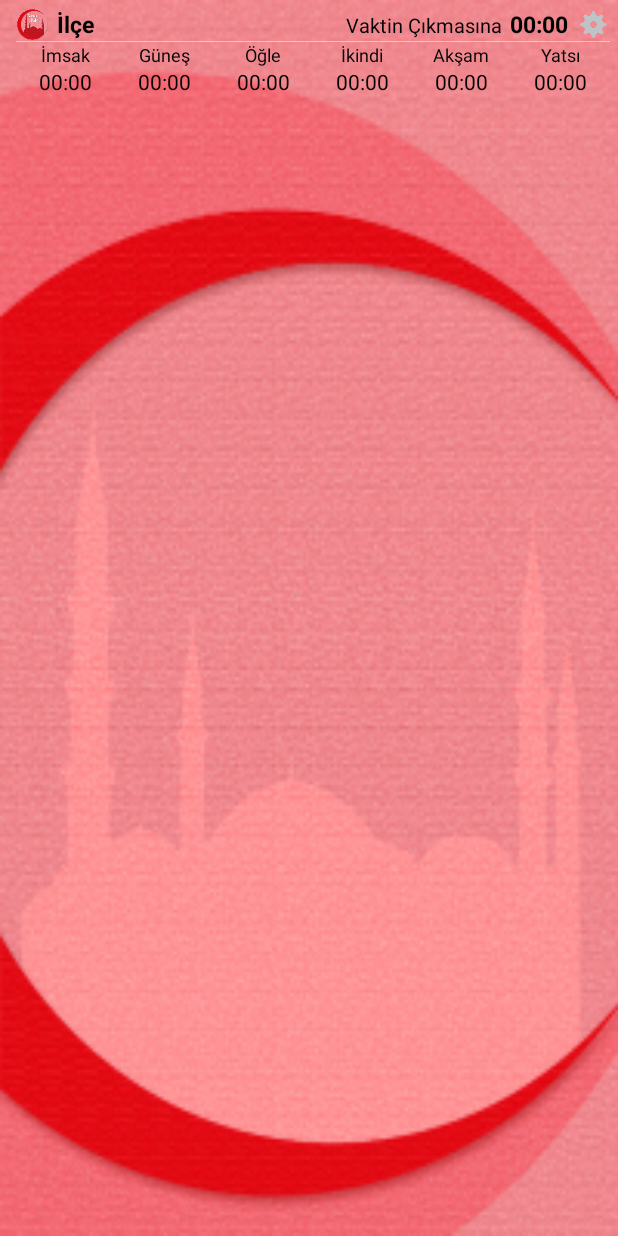
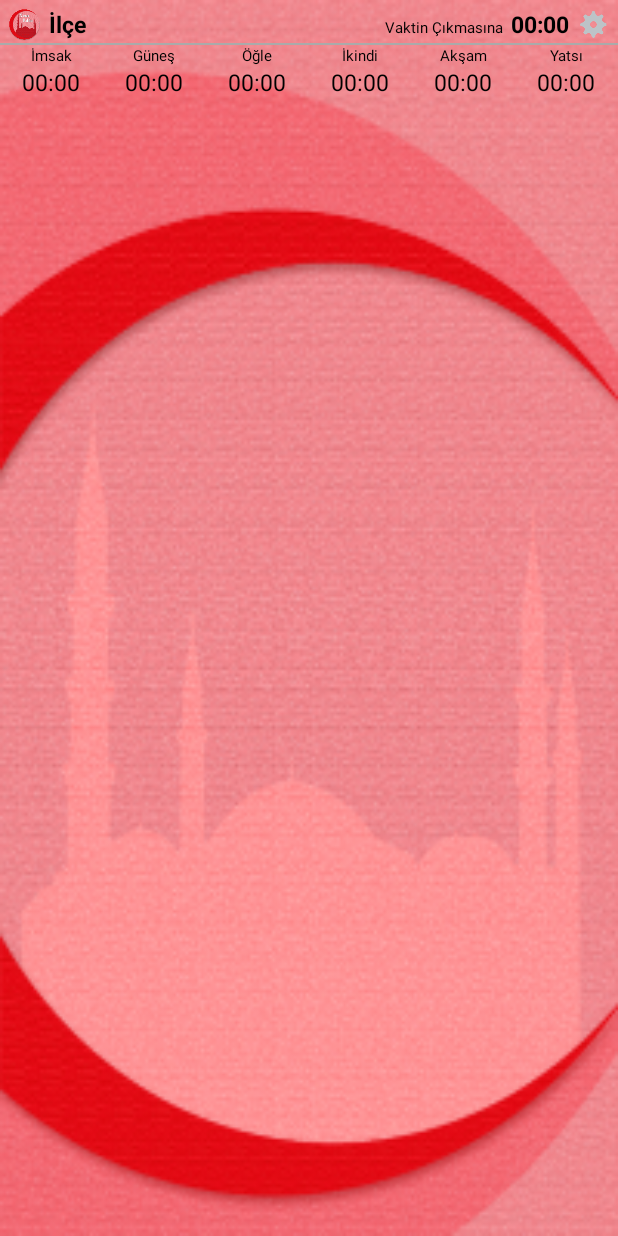
Before and after one commit to sekmenhuseyin/AndroidNamazVaktim, an Android app: the layout notification.xml on its own in the app's theme, with its tools: preview values and no code run, on a phone screen of 412 x 824 dp. Run offline under Robolectric (Android 15) with nearby library versions, the phone set to English and light mode, and no system bars.

Commit message:
24.02.2016: notification design finished

```diff
--- a/app/src/main/AndroidManifest.xml
+++ b/app/src/main/AndroidManifest.xml
@@ -18,26 +18,22 @@
         <!-- start this activity after phone starts -->
         <receiver
             android:name=".BootUpReceiver"
-            android:configChanges="locale"
             android:enabled="true"
             android:excludeFromRecents="true"
             android:exported="false"
             android:permission="android.permission.RECEIVE_BOOT_COMPLETED">
             <intent-filter>
                 <action android:name="android.intent.action.BOOT_COMPLETED" />
-
                 <category android:name="android.intent.category.DEFAULT" />
             </intent-filter>
         </receiver>
         <!-- Splash screen -->
         <activity
             android:name=".SplashActivity"
-            android:configChanges="locale"
             android:label="@string/app_name"
             android:theme="@style/SplashTheme">
             <intent-filter>
                 <action android:name="android.intent.action.MAIN" />
-
                 <category android:name="android.intent.category.LAUNCHER" />
             </intent-filter>
         </activity>
--- a/app/src/main/java/net/huseyinsekmenoglu/helpers/Functions.java
+++ b/app/src/main/java/net/huseyinsekmenoglu/helpers/Functions.java
@@ -57,12 +57,12 @@ public class Functions {
         //locales
         String defaulLocale = Locale.getDefault().getLanguage();
         String savedLocale = prefs.getString(mContext.getString(R.string.prefLang), "");
-        if (!defaulLocale.equals(savedLocale) && mActivity != null) {
+        if (!defaulLocale.equals(savedLocale)) {
             Locale locale = new Locale(mContext.getString(R.string.defaultLocale));
             Locale.setDefault(locale);
             Configuration config = new Configuration();
             config.locale = locale;
-            mActivity.getBaseContext().getResources().updateConfiguration(config, mActivity.getBaseContext().getResources().getDisplayMetrics());
+            mContext.getResources().updateConfiguration(config, mContext.getResources().getDisplayMetrics());
         }
     }
 
@@ -162,7 +162,9 @@ public class Functions {
                 tblYatsi = tablo.GetYatsi();
         // Creates an explicit intent for an Activity in your app
         Intent resultIntent = new Intent(mContext, MainActivity.class);
-        resultIntent.setFlags(Intent.FLAG_ACTIVITY_BROUGHT_TO_FRONT | Intent.FLAG_ACTIVITY_CLEAR_TOP);
+        resultIntent.setFlags(Intent.FLAG_ACTIVITY_BROUGHT_TO_FRONT |
+                Intent.FLAG_ACTIVITY_CLEAR_TOP |
+                Intent.FLAG_ACTIVITY_NO_ANIMATION);
         resultIntent.setAction(Intent.ACTION_MAIN);
         // The stack builder object will contain an artificial back stack for the started Activity.
         // This ensures that navigating backward from the Activity leads out of your application to the Home screen.
@@ -182,6 +184,14 @@ public class Functions {
         mContentView.setTextViewText(R.id.notifyAksam, tblAksam);
         mContentView.setTextViewText(R.id.notifyYatsi, tblYatsi);
         mContentView.setTextViewText(R.id.notifyCity, townName);
+        //reset texts
+        mContentView.setTextViewText(R.id.notifyLblTimeLeft, mContext.getString(R.string.vakit_left));
+        mContentView.setTextViewText(R.id.notifyLblImsak, mContext.getString(R.string.vakit_imsak));
+        mContentView.setTextViewText(R.id.notifyLblGunes, mContext.getString(R.string.vakit_gunes));
+        mContentView.setTextViewText(R.id.notifyLblOgle, mContext.getString(R.string.vakit_ogle));
+        mContentView.setTextViewText(R.id.notifyLblIkindi, mContext.getString(R.string.vakit_ikindi));
+        mContentView.setTextViewText(R.id.notifyLblAksam, mContext.getString(R.string.vakit_aksam));
+        mContentView.setTextViewText(R.id.notifyLblYatsi, mContext.getString(R.string.vakit_yatsi));
         //reset colors
         mContentView.setTextColor(R.id.notifyLblYatsi, Color.BLACK);
         mContentView.setTextColor(R.id.notifyYatsi, Color.BLACK);
--- a/app/src/main/res/layout/notification.xml
+++ b/app/src/main/res/layout/notification.xml
@@ -1,93 +1,80 @@
 <?xml version="1.0" encoding="utf-8"?>
 <LinearLayout xmlns:android="http://schemas.android.com/apk/res/android"
     android:layout_width="fill_parent"
-    android:layout_height="match_parent"
+    android:layout_height="fill_parent"
+    android:configChanges="locale"
     android:orientation="vertical"
     android:theme="@style/Notification">
-
-    <LinearLayout
-        android:id="@+id/linearLayout1"
-        android:layout_width="match_parent"
-        android:layout_height="wrap_content"
-        android:orientation="horizontal"
-        android:padding="5dp">
-
-        <LinearLayout
-            android:layout_width="match_parent"
-            android:layout_height="wrap_content"
-            android:layout_marginLeft="5dp"
-            android:orientation="vertical">
     <!-- üstteki satır -->
     <LinearLayout
         android:layout_width="match_parent"
         android:layout_height="wrap_content"
-                android:orientation="horizontal">
+        android:orientation="horizontal"
+        android:paddingBottom="@dimen/bir"
+        android:paddingLeft="@dimen/bes"
+        android:paddingRight="@dimen/bes"
+        android:paddingTop="@dimen/bes">
 
         <ImageView
             android:id="@+id/imageView"
-                    android:layout_width="22dp"
-                    android:layout_height="22dp"
+            android:layout_width="@dimen/yirmiiki"
+            android:layout_height="@dimen/yirmiiki"
             android:contentDescription="@string/Logo"
             android:src="@mipmap/ic_launcher" />
 
         <TextView
             android:id="@+id/notifyCity"
             android:layout_width="0dp"
-                    android:layout_height="22dp"
-                    android:layout_marginLeft="5dp"
+            android:layout_height="wrap_content"
+            android:layout_marginLeft="@dimen/bes"
             android:layout_weight="0.1"
             android:text="@string/Town"
             android:textColor="@android:color/black"
-                    android:textSize="15sp"
+            android:textSize="@dimen/onbesT"
             android:textStyle="bold" />
 
         <TextView
-                    android:id="@+id/textView"
+            android:id="@+id/notifyLblTimeLeft"
             android:layout_width="wrap_content"
             android:layout_height="wrap_content"
             android:text="@string/vakit_left"
             android:textColor="@android:color/black"
-                    android:textSize="13sp" />
+            android:textSize="@dimen/onT" />
 
         <TextView
             android:id="@+id/notifyTimeLeft"
             android:layout_width="wrap_content"
             android:layout_height="wrap_content"
-                    android:layout_marginLeft="5dp"
-                    android:layout_marginRight="6dp"
+            android:layout_marginLeft="@dimen/bes"
+            android:layout_marginRight="@dimen/bes"
             android:text="@string/vakit_none"
             android:textColor="@android:color/black"
-                    android:textSize="15sp"
+            android:textSize="@dimen/onbesT"
             android:textStyle="bold" />
 
         <Button
-                    android:id="@+id/button"
-                    android:layout_width="22dp"
-                    android:layout_height="22dp"
+            android:id="@+id/notifyBtnSettings"
+            android:layout_width="@dimen/yirmiiki"
+            android:layout_height="@dimen/yirmiiki"
             android:background="@drawable/settings"
             android:text="" />
     </LinearLayout>
     <!-- aradaki çizgi -->
     <TextView
         android:layout_width="match_parent"
-                android:layout_height="0.5dp"
-                android:background="#80ffffff"
+        android:layout_height="@dimen/bir"
+        android:background="@android:color/darker_gray"
         android:text="" />
     <!-- alttaki satır -->
     <LinearLayout
         android:layout_width="match_parent"
         android:layout_height="wrap_content"
-                android:orientation="horizontal">
-
-                <LinearLayout
-                    android:layout_width="match_parent"
-                    android:layout_height="wrap_content"
-                    android:layout_marginTop="0dp"
         android:baselineAligned="false"
+        android:orientation="horizontal"
         android:weightSum="6">
 
         <LinearLayout
-                        android:layout_width="51dp"
+            android:layout_width="wrap_content"
                 android:layout_height="wrap_content"
             android:layout_weight="1"
             android:orientation="vertical">
@@ -99,7 +86,7 @@
                 android:gravity="center"
                 android:text="@string/vakit_imsak"
                 android:textColor="@android:color/black"
-                            android:textSize="12sp" />
+                android:textSize="@dimen/onT" />
 
                 <TextView
                     android:id="@+id/notifyImsak"
@@ -108,11 +95,11 @@
                     android:gravity="center"
                     android:text="@string/vakit_none"
                     android:textColor="@android:color/black"
-                            android:textSize="14sp" />
+                    android:textSize="@dimen/onbesT" />
         </LinearLayout>
 
         <LinearLayout
-                        android:layout_width="51dp"
+            android:layout_width="wrap_content"
             android:layout_height="wrap_content"
             android:layout_weight="1"
             android:orientation="vertical">
@@ -124,7 +111,7 @@
                 android:gravity="center"
                 android:text="@string/vakit_gunes"
                     android:textColor="@android:color/black"
-                            android:textSize="12sp" />
+                android:textSize="@dimen/onT" />
 
                 <TextView
                     android:id="@+id/notifyGunes"
@@ -133,11 +120,11 @@
                     android:gravity="center"
                     android:text="@string/vakit_none"
                     android:textColor="@android:color/black"
-                            android:textSize="14sp" />
+                    android:textSize="@dimen/onbesT" />
             </LinearLayout>
 
             <LinearLayout
-                        android:layout_width="51dp"
+                android:layout_width="wrap_content"
                 android:layout_height="wrap_content"
                 android:layout_weight="1"
                 android:orientation="vertical">
@@ -149,7 +136,7 @@
                     android:gravity="center"
                     android:text="@string/vakit_ogle"
                     android:textColor="@android:color/black"
-                            android:textSize="12sp" />
+                    android:textSize="@dimen/onT" />
 
                 <TextView
                     android:id="@+id/notifyOgle"
@@ -158,11 +145,11 @@
                     android:gravity="center"
                     android:text="@string/vakit_none"
                     android:textColor="@android:color/black"
-                            android:textSize="14sp" />
+                    android:textSize="@dimen/onbesT" />
             </LinearLayout>
 
         <LinearLayout
-                        android:layout_width="51dp"
+            android:layout_width="wrap_content"
             android:layout_height="wrap_content"
             android:layout_weight="1"
             android:orientation="vertical">
@@ -174,7 +161,7 @@
                 android:gravity="center"
                 android:text="@string/vakit_ikindi"
                 android:textColor="@android:color/black"
-                            android:textSize="12sp" />
+                android:textSize="@dimen/onT" />
 
             <TextView
                 android:id="@+id/notifyIkindi"
@@ -183,11 +170,11 @@
                 android:gravity="center"
                 android:text="@string/vakit_none"
                 android:textColor="@android:color/black"
-                            android:textSize="14sp" />
+                android:textSize="@dimen/onbesT" />
         </LinearLayout>
 
         <LinearLayout
-                        android:layout_width="51dp"
+            android:layout_width="wrap_content"
             android:layout_height="wrap_content"
             android:layout_weight="1"
             android:orientation="vertical">
@@ -199,7 +186,7 @@
                 android:gravity="center"
                 android:text="@string/vakit_aksam"
                 android:textColor="@android:color/black"
-                            android:textSize="12sp" />
+                android:textSize="@dimen/onT" />
 
             <TextView
                 android:id="@+id/notifyAksam"
@@ -208,11 +195,11 @@
                 android:gravity="center"
                 android:text="@string/vakit_none"
                 android:textColor="@android:color/black"
-                            android:textSize="14sp" />
+                android:textSize="@dimen/onbesT" />
         </LinearLayout>
 
         <LinearLayout
-                        android:layout_width="51dp"
+            android:layout_width="wrap_content"
             android:layout_height="wrap_content"
             android:layout_weight="1"
             android:orientation="vertical">
@@ -224,7 +211,7 @@
                 android:gravity="center"
                 android:text="@string/vakit_yatsi"
                 android:textColor="@android:color/black"
-                            android:textSize="12sp" />
+                android:textSize="@dimen/onT" />
 
             <TextView
                 android:id="@+id/notifyYatsi"
@@ -233,10 +220,7 @@
                 android:gravity="center"
                 android:text="@string/vakit_none"
                 android:textColor="@android:color/black"
-                            android:textSize="14sp" />
+                android:textSize="@dimen/onbesT" />
             </LinearLayout>
     </LinearLayout>
 </LinearLayout>
-        </LinearLayout>
-    </LinearLayout>
-</LinearLayout>
--- a/app/src/main/res/values/dimens.xml
+++ b/app/src/main/res/values/dimens.xml
@@ -3,16 +3,20 @@
     <dimen name="otuzT">30sp</dimen>
     <dimen name="yirmibesT">25sp</dimen>
     <dimen name="yirmiT">20sp</dimen>
+    <dimen name="onbesT">15sp</dimen>
     <dimen name="onT">10sp</dimen>
     <!-- margins and paddings-->
     <dimen name="yetmis">70dp</dimen>
     <dimen name="elli">50dp</dimen>
+    <dimen name="kirk">40dp</dimen>
     <dimen name="otuz">30dp</dimen>
     <dimen name="yirmibes">25dp</dimen>
+    <dimen name="yirmiiki">22dp</dimen>
     <dimen name="yirmi">20dp</dimen>
     <dimen name="onbes">15dp</dimen>
     <dimen name="on">10dp</dimen>
     <dimen name="bes">5dp</dimen>
+    <dimen name="bir">1dp</dimen>
     <dimen name="sifir">0dp</dimen>
     <dimen name="eksibes">-5dp</dimen>
     <dimen name="eksielli">-50dp</dimen>
--- a/app/src/main/res/values/styles.xml
+++ b/app/src/main/res/values/styles.xml
@@ -6,11 +6,13 @@
         <item name="colorPrimaryDark">@color/colorPrimaryDark</item>
         <item name="colorAccent">@color/colorAccent</item>
         <item name="android:windowBackground">@drawable/background</item>
+        <item name="android:windowAnimationStyle">@null</item>
     </style>
 
     <style name="AppTheme.NoActionBar">
         <item name="windowActionBar">false</item>
         <item name="windowNoTitle">true</item>
+        <item name="android:windowAnimationStyle">@null</item>
     </style>
 
     <style name="AppTheme.AppBarOverlay" parent="ThemeOverlay.AppCompat.Dark.ActionBar" />
```
Also changed, not shown: 1 other file. Lines whose indentation alone changed are shown as unchanged.
